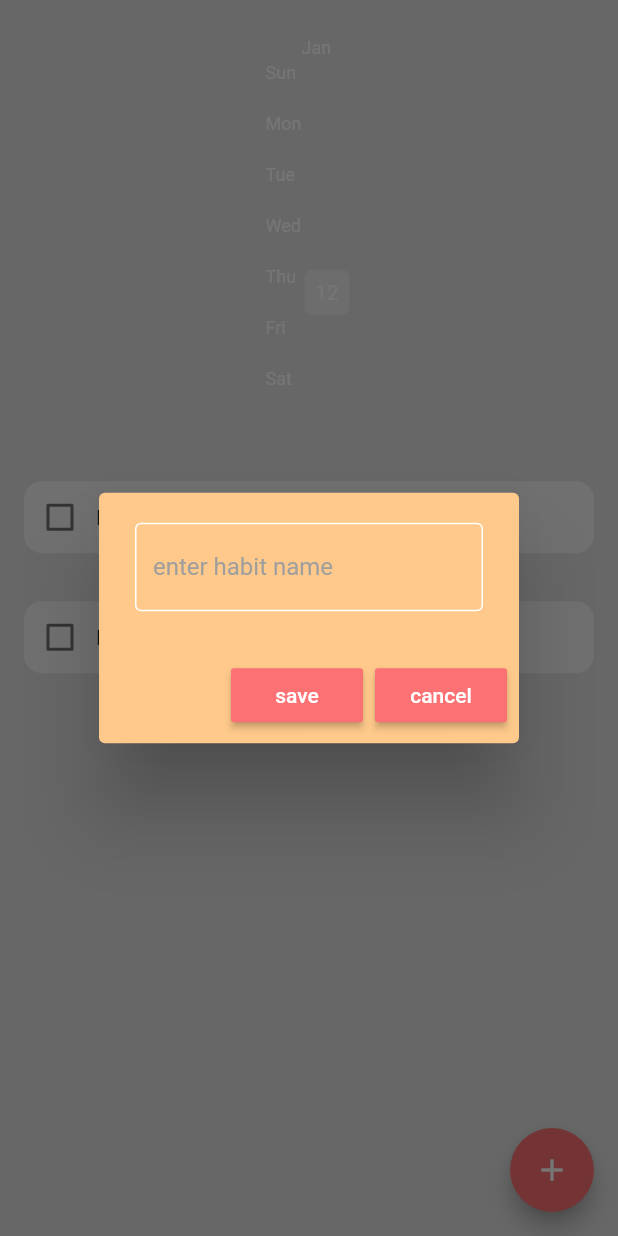
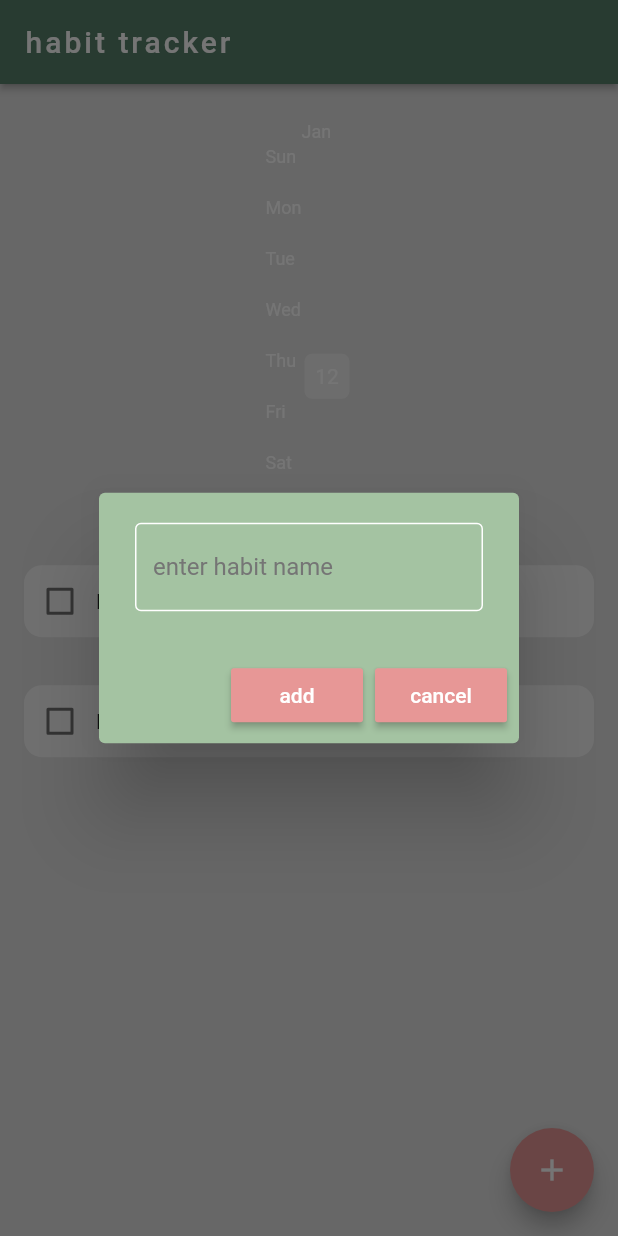
Before and after one commit to begumzengin/flutter-habit-tracker, a Flutter app: the screen it shows after launch, after a tap on the "add" icon, on a phone screen of 412 x 824 dp. Run offline on Flutter 3.47's test engine with Material 2 defaults, Android fonts, the phone set to English and light mode, and no system bars; drawn by our look-alikes of flutter_heatmap_calendar, flutter_slidable; our stand-ins replace google_fonts, hive_flutter; accounts and stored records are empty; Roboto replaces fonts that are missing (Questrial).

Commit message:
color & font changes

```diff
--- a/flutter_habit_tracker/lib/components/habit_tile.dart
+++ b/flutter_habit_tracker/lib/components/habit_tile.dart
@@ -1,5 +1,6 @@
 import 'package:flutter/material.dart';
 import 'package:flutter_slidable/flutter_slidable.dart';
+import 'package:google_fonts/google_fonts.dart';
 
 class HabitTile extends StatelessWidget {
   final String habitName;
@@ -53,11 +54,10 @@ class HabitTile extends StatelessWidget {
               Checkbox(
                 value: habitCompleted,
                 onChanged: onChanged,
-                checkColor: Color(0xFFE79796),
-                activeColor: Color(0xFFC6C09C),
+                activeColor: Color(0xFF5D7B6F),
               ),
               //habit name
-              Text(habitName),
+              Text(habitName, style: GoogleFonts.spaceGrotesk()),
             ],
           ),
         ),
--- a/flutter_habit_tracker/lib/components/my_alert_box.dart
+++ b/flutter_habit_tracker/lib/components/my_alert_box.dart
@@ -18,13 +18,13 @@ class MyAlertBox extends StatelessWidget {
   @override
   Widget build(BuildContext context) {
     return AlertDialog(
-      backgroundColor: Color(0xFFFFC98B),
+      backgroundColor: Color(0xFFA4C3A2),
       content: TextField(
         controller: controller,
-        style: TextStyle(color: Colors.grey[700]),
+        style: TextStyle(color: Colors.grey[200]),
         decoration: InputDecoration(
           hintText: hintText,
-          hintStyle: TextStyle(color: Colors.grey.shade500),
+          hintStyle: TextStyle(color: Colors.grey.shade600),
           enabledBorder: OutlineInputBorder(
             borderSide: BorderSide(color: Colors.white),
           ),
@@ -35,15 +35,15 @@ class MyAlertBox extends StatelessWidget {
       actions: [
         MaterialButton(
           onPressed: onSave,
-          color: Color(0xFFFC7174),
+          color: Color(0xFFE79796),
           child: Text(
-            "save",
+            "add",
             style: TextStyle(color: Colors.white),
           ),
         ),
         MaterialButton(
           onPressed: onCancel,
-          color: Color(0xFFFC7174),
+          color: Color(0xFFE79796),
           child: Text(
             "cancel",
             style: TextStyle(color: Colors.white),
--- a/flutter_habit_tracker/lib/components/my_fab.dart
+++ b/flutter_habit_tracker/lib/components/my_fab.dart
@@ -13,7 +13,7 @@ class MyFloatingActionButton extends StatelessWidget {
     return FloatingActionButton(
       onPressed: onPressed,
       child: Icon(Icons.add),
-      backgroundColor: Color(0xFFFC7174),
+      backgroundColor: Color(0xFFE79796),
     );
   }
 }
--- a/flutter_habit_tracker/lib/pages/home_page.dart
+++ b/flutter_habit_tracker/lib/pages/home_page.dart
@@ -3,6 +3,7 @@ import 'package:flutter_habit_tracker/components/month_summary.dart';
 import 'package:hive_flutter/hive_flutter.dart';
 import 'package:flutter_habit_tracker/components/habit_tile.dart';
 import 'package:flutter_habit_tracker/data/habit_database.dart';
+import 'package:google_fonts/google_fonts.dart';
 import '../components/my_fab.dart';
 import '../components/my_alert_box.dart';
 
@@ -120,6 +121,13 @@ class _HomePageState extends State<HomePage> {
   @override
   Widget build(BuildContext context) {
     return Scaffold(
+      appBar: AppBar(
+          backgroundColor: Color(0xFF58806B),
+          elevation: 2,
+          title: Text(
+            "habit tracker",
+            style: GoogleFonts.questrial(letterSpacing: 2),
+          )),
       backgroundColor: Colors.grey[300],
       floatingActionButton: MyFloatingActionButton(onPressed: createNewHabit),
       body: ListView(
```
